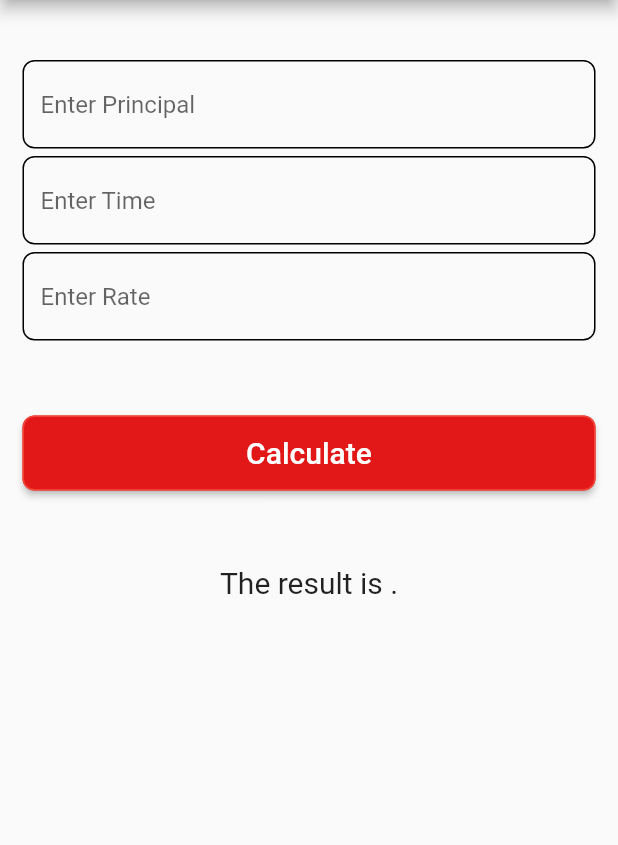
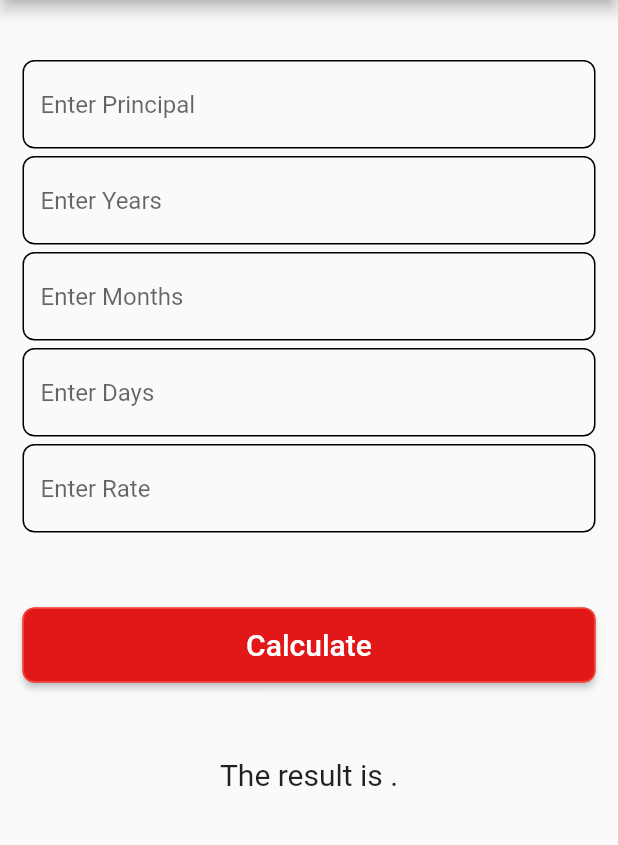
Before and after one commit to uttamXD/S.I_calculator, a Flutter app: the screen it shows after launch, after a tap on "Calculate", on a phone screen of 412 x 824 dp, the part 84-929 px from its top. Run offline on Flutter 3.47's test engine with Material 2 defaults, Android fonts, the phone set to English and light mode, and no system bars.

Commit message:
Added days and months also in time section

```diff
--- a/lib/main.dart
+++ b/lib/main.dart
@@ -17,7 +17,7 @@ class HomePage extends StatefulWidget {
 }
 
 class _HomePageState extends State<HomePage> {
-  String p = '', t = '', r = '', result = '';
+  String p = '', y = '', m = '', d = '', r = '', result = '', t = '';
   @override
   Widget build(BuildContext context) {
     return Scaffold(
@@ -55,14 +55,64 @@ class _HomePageState extends State<HomePage> {
               SizedBox(
                 height: 5,
               ),
-              //For Time
+              //For Years
               TextField(
                 onChanged: (value) {
-                  t = value;
+                  y = value;
                 },
                 keyboardType: TextInputType.number,
                 decoration: InputDecoration(
-                  hintText: "Enter Time",
+                  hintText: "Enter Years",
+                  enabledBorder: OutlineInputBorder(
+                    borderSide: BorderSide(
+                      color: Colors.black,
+                    ),
+                    borderRadius: BorderRadius.all(Radius.circular(8)),
+                  ),
+                  focusedBorder: OutlineInputBorder(
+                    borderSide: BorderSide(
+                      color: Colors.black,
+                    ),
+                    borderRadius: BorderRadius.all(Radius.circular(8)),
+                  ),
+                ),
+              ),
+              SizedBox(
+                height: 5,
+              ),
+              //For Months
+              TextField(
+                onChanged: (value) {
+                  m = value;
+                },
+                keyboardType: TextInputType.number,
+                decoration: InputDecoration(
+                  hintText: "Enter Months",
+                  enabledBorder: OutlineInputBorder(
+                    borderSide: BorderSide(
+                      color: Colors.black,
+                    ),
+                    borderRadius: BorderRadius.all(Radius.circular(8)),
+                  ),
+                  focusedBorder: OutlineInputBorder(
+                    borderSide: BorderSide(
+                      color: Colors.black,
+                    ),
+                    borderRadius: BorderRadius.all(Radius.circular(8)),
+                  ),
+                ),
+              ),
+              SizedBox(
+                height: 5,
+              ),
+              //For Days
+              TextField(
+                onChanged: (value) {
+                  d = value;
+                },
+                keyboardType: TextInputType.number,
+                decoration: InputDecoration(
+                  hintText: "Enter Days",
                   enabledBorder: OutlineInputBorder(
                     borderSide: BorderSide(
                       color: Colors.black,
@@ -105,6 +155,7 @@ class _HomePageState extends State<HomePage> {
               SizedBox(
                 height: 50,
               ),
+
               //For Button
               MaterialButton(
                   shape: RoundedRectangleBorder(
@@ -119,6 +170,10 @@ class _HomePageState extends State<HomePage> {
                   ),
                   onPressed: () {
                     setState(() {
+                      t = (double.parse(y) +
+                              (double.parse(m) / 12) +
+                              ((double.parse(d) / 30) / 12))
+                          .toString();
                       result = ((double.parse(p) *
                                   double.parse(t) *
                                   double.parse(r)) /
```
